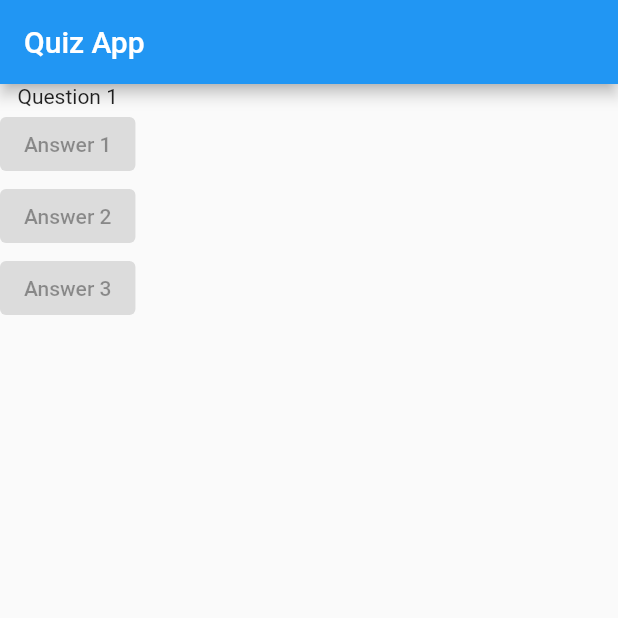
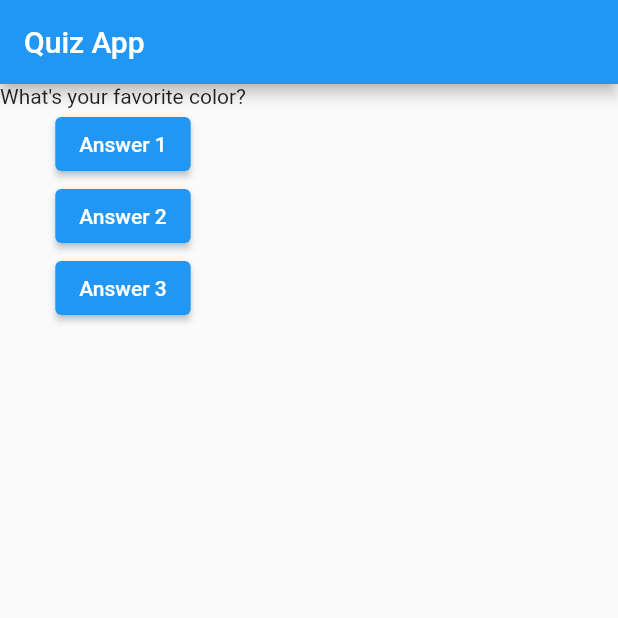
Before and after one commit to Alvin7008/quizz_app, a Flutter app: the screen it shows after launch, on a phone screen of 412 x 824 dp, the top half of it. Run offline on Flutter 3.47's test engine with Material 2 defaults, Android fonts, the phone set to English and light mode, and no system bars.

Commit message:
added function for question answer button

```diff
--- a/lib/main.dart
+++ b/lib/main.dart
@@ -3,33 +3,41 @@ import 'package:flutter/material.dart';
 void main() => runApp(MyApp());
 
 class MyApp extends StatelessWidget {
+  void answerQuestion() {
+    questionIndex = questionIndex + 1;
+    print('Answer chosen');
+  }
+
+  var questionIndex = 0;
+
+  var question = [
+    'What\'s your favorite color?', //the backslash is used to ignore the single quote '.
+    'What\'s your fovorite animal?',
+  ];
+
   @override
   Widget build(BuildContext context) {
-    var question = [
-      'What\'s your favorite color?', //the backslash is used to ignore the single quote '.
-      'What\'s your fovorite animal?',
-    ];
-
     return MaterialApp(
       home: Scaffold(
         appBar: AppBar(
           title: const Text('Quiz App'),
         ),
         body: Column(
-          // ignore: prefer_const_literals_to_create_immutables
           children: [
-            const Text('Question 1'),
-            const ElevatedButton(
-              onPressed: null,
-              child: Text('Answer 1'),
+            Text(
+                // question.elementAt(questionIndex), use any of this method to call list data
+                question[questionIndex]),
+            ElevatedButton(
+              onPressed: answerQuestion,
+              child: const Text('Answer 1'),
             ),
-            const ElevatedButton(
-              onPressed: null,
-              child: Text('Answer 2'),
+            ElevatedButton(
+              onPressed: answerQuestion,
+              child: const Text('Answer 2'),
             ),
-            const ElevatedButton(
-              onPressed: null,
-              child: Text('Answer 3'),
+            ElevatedButton(
+              onPressed: answerQuestion,
+              child: const Text('Answer 3'),
             ),
           ],
         ),
```
